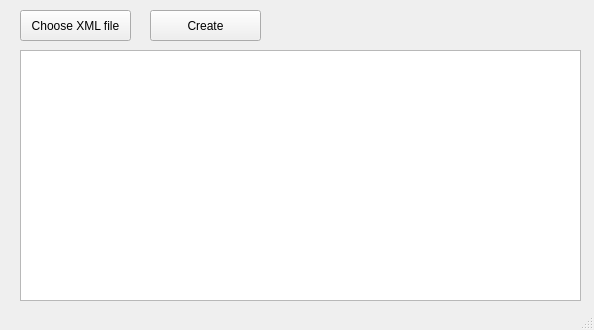
The window that pcsp-nidgen/NIDgenerator/nidgenerator.ui (pcspold/pcsp-deprecated) describes before a commit, drawn with Qt 5.
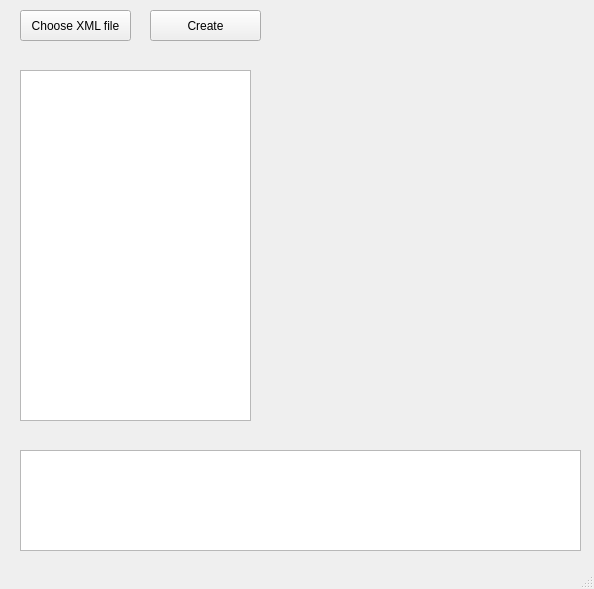
The same window after the commit.

Patch:
```diff
--- a/pcsp-nidgen/NIDgenerator/nidgenerator.ui
+++ b/pcsp-nidgen/NIDgenerator/nidgenerator.ui
@@ -7,7 +7,7 @@
     <x>0</x>
     <y>0</y>
     <width>594</width>
-    <height>330</height>
+    <height>589</height>
    </rect>
   </property>
   <property name="windowTitle">
@@ -31,9 +31,9 @@
     <property name="geometry">
      <rect>
       <x>20</x>
-      <y>50</y>
+      <y>450</y>
       <width>561</width>
-      <height>251</height>
+      <height>101</height>
      </rect>
     </property>
    </widget>
@@ -50,6 +50,19 @@
      <string>Create</string>
     </property>
    </widget>
+   <widget class="QListWidget" name="librariesList">
+    <property name="geometry">
+     <rect>
+      <x>20</x>
+      <y>70</y>
+      <width>231</width>
+      <height>351</height>
+     </rect>
+    </property>
+    <property name="selectionMode">
+     <enum>QAbstractItemView::MultiSelection</enum>
+    </property>
+   </widget>
   </widget>
   <widget class="QStatusBar" name="statusBar"/>
  </widget>
```
Left out of the diff: 17 changed lines with no effect on the pictures.
